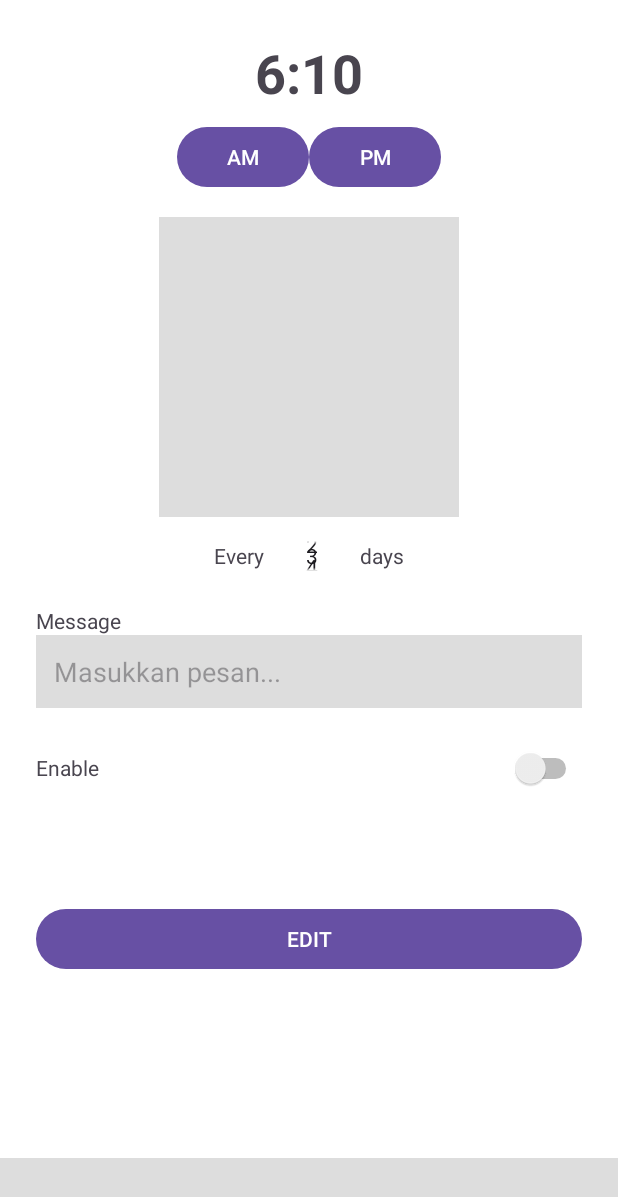
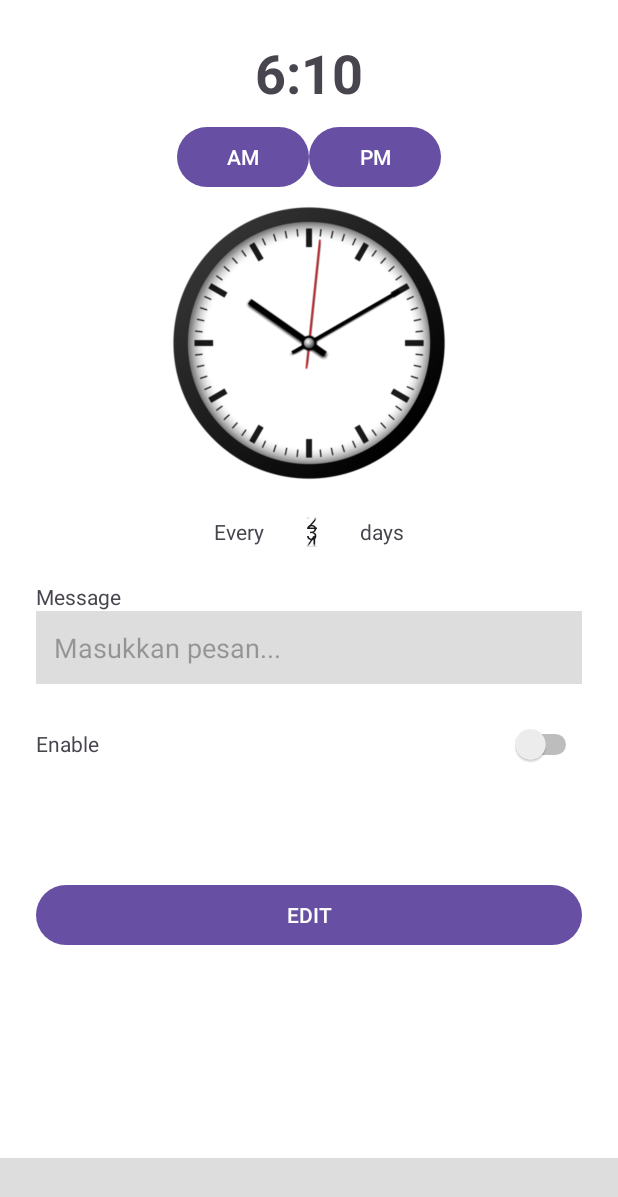
Before and after one commit to elsyap2252/poopoo, an Android app: the AlarmActivity screen opened directly, with no data from a screen before it, on a phone screen of 412 x 824 dp. Shown: the top 1197 px of the screen. Run offline under Robolectric (Android 15) with nearby library versions, the phone set to English and light mode, and no system bars.

Commit message:
New alarm commit

```diff
--- a/app/src/main/res/layout/activity_alarm.xml
+++ b/app/src/main/res/layout/activity_alarm.xml
@@ -53,12 +53,11 @@
             </LinearLayout>
 
             <!-- Jam spinner -->
-            <View
+            <ImageView
                 android:layout_width="200dp"
                 android:layout_height="200dp"
-                android:layout_marginTop="16dp"
-                android:layout_gravity="center_horizontal"
-                android:background="#DDD"/>
+                android:src="@drawable/clock"
+                android:layout_gravity="center"/>
 
             <!-- Picker hari -->
             <LinearLayout
```
Also changed, not shown: app/src/main/res/drawable/clock.png (added).
